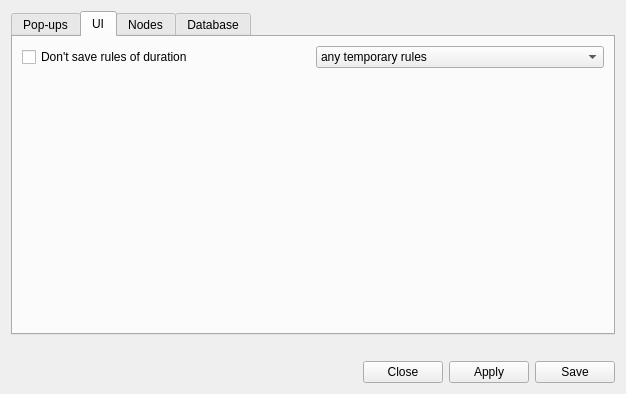
evilsocket/opensnitch, file ui/opensnitch/res/preferences.ui: the form before one commit.
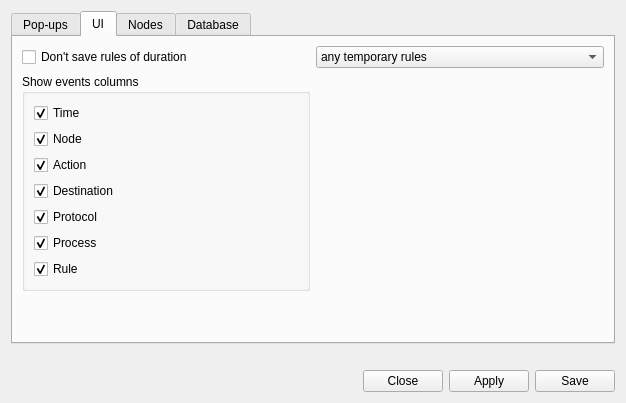
The form after the commit. The open tabs and pages were chosen to show the change. Icons and pictures are not drawn.

Commit message:
ui: allow to configure events columns, misc
* Preferences:
  - Allow to configure the columns of the Events tab.
  - Fixed displaying labels on small screens.

* Rules:
  - Added combo to select the type of rules to list (all, permanent,
    temporary) when the left panel is hidden.

* Main window:
  - Improved tabs widgets positioning.

* Misc:
  - Improved code to avoid typos.

Diff of the .ui file:
```diff
--- a/ui/opensnitch/res/preferences.ui
+++ b/ui/opensnitch/res/preferences.ui
@@ -7,7 +7,7 @@
     <x>0</x>
     <y>0</y>
     <width>626</width>
-    <height>394</height>
+    <height>403</height>
    </rect>
   </property>
   <property name="windowTitle">
@@ -401,6 +401,19 @@
        <string>UI</string>
       </attribute>
       <layout class="QGridLayout" name="gridLayout_6">
+       <item row="2" column="0">
+        <spacer name="verticalSpacer_2">
+         <property name="orientation">
+          <enum>Qt::Vertical</enum>
+         </property>
+         <property name="sizeHint" stdset="0">
+          <size>
+           <width>20</width>
+           <height>40</height>
+          </size>
+         </property>
+        </spacer>
+       </item>
        <item row="0" column="1">
         <widget class="QComboBox" name="comboUIRules">
          <item>
@@ -426,17 +439,83 @@
         </widget>
        </item>
        <item row="1" column="0">
-        <spacer name="verticalSpacer_2">
-         <property name="orientation">
-          <enum>Qt::Vertical</enum>
+        <widget class="QGroupBox" name="groupBox_2">
+         <property name="title">
+          <string>Show events columns</string>
          </property>
-         <property name="sizeHint" stdset="0">
-          <size>
-           <width>20</width>
-           <height>40</height>
-          </size>
-         </property>
-        </spacer>
+         <layout class="QGridLayout" name="gridLayout_7">
+          <item row="0" column="0">
+           <widget class="QCheckBox" name="checkHideTime">
+            <property name="text">
+             <string>Time</string>
+            </property>
+            <property name="checked">
+             <bool>true</bool>
+            </property>
+           </widget>
+          </item>
+          <item row="3" column="0">
+           <widget class="QCheckBox" name="checkHideDst">
+            <property name="text">
+             <string>Destination</string>
+            </property>
+            <property name="checked">
+             <bool>true</bool>
+            </property>
+           </widget>
+          </item>
+          <item row="4" column="0">
+           <widget class="QCheckBox" name="checkHideProto">
+            <property name="text">
+             <string>Protocol</string>
+            </property>
+            <property name="checked">
+             <bool>true</bool>
+            </property>
+           </widget>
+          </item>
+          <item row="5" column="0">
+           <widget class="QCheckBox" name="checkHideProc">
+            <property name="text">
+             <string>Process</string>
+            </property>
+            <property name="checked">
+             <bool>true</bool>
+            </property>
+           </widget>
+          </item>
+          <item row="6" column="0">
+           <widget class="QCheckBox" name="checkHideRule">
+            <property name="text">
+             <string>Rule</string>
+            </property>
+            <property name="checked">
+             <bool>true</bool>
+            </property>
+           </widget>
+          </item>
+          <item row="1" column="0">
+           <widget class="QCheckBox" name="checkHideNode">
+            <property name="text">
+             <string>Node</string>
+            </property>
+            <property name="checked">
+             <bool>true</bool>
+            </property>
+           </widget>
+          </item>
+          <item row="2" column="0">
+           <widget class="QCheckBox" name="checkHideAction">
+            <property name="text">
+             <string>Action</string>
+            </property>
+            <property name="checked">
+             <bool>true</bool>
+            </property>
+           </widget>
+          </item>
+         </layout>
+        </widget>
        </item>
       </layout>
      </widget>
```
Left out of the diff: 155 changed lines with no effect on the pictures. The commit also changes 4 other files.
